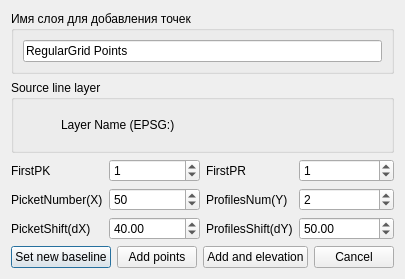
Above: src/UI/MakeRegularPoints/MakeRegularPoints.ui from raulett/regulargrid3 before the change. Below: the same form after it.
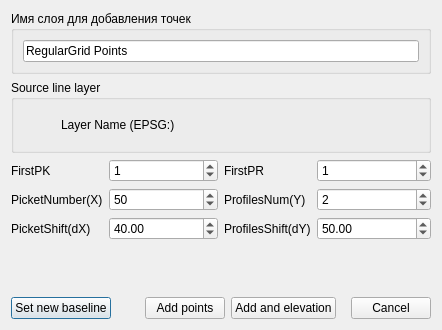
That is the form after the change.

Commit message: Relise bind elevation in point feature.

Patch:
```diff
--- a/src/UI/MakeRegularPoints/MakeRegularPoints.ui
+++ b/src/UI/MakeRegularPoints/MakeRegularPoints.ui
@@ -6,8 +6,8 @@
    <rect>
     <x>0</x>
     <y>0</y>
-    <width>382</width>
-    <height>261</height>
+    <width>442</width>
+    <height>330</height>
    </rect>
   </property>
   <property name="windowTitle">
@@ -203,7 +203,7 @@
      <property name="sizeHint" stdset="0">
       <size>
        <width>20</width>
-       <height>36</height>
+       <height>105</height>
       </size>
      </property>
     </spacer>
```
Left out of the diff: 4 changed lines with no effect on the pictures. The commit also changes 20 other files.
